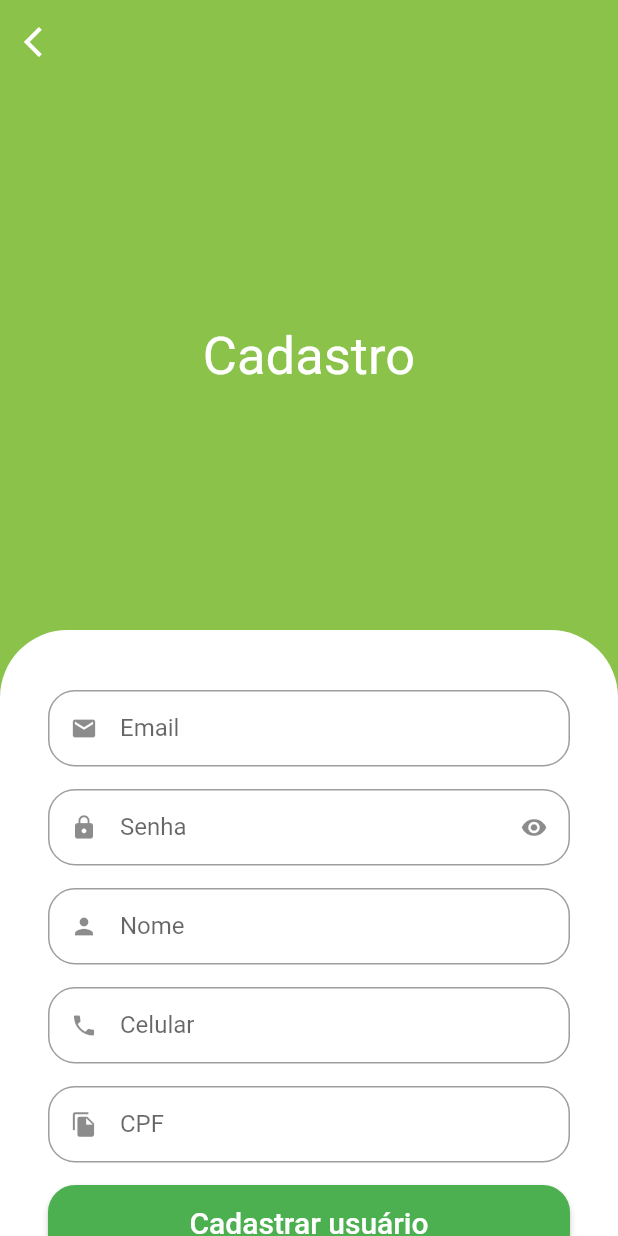
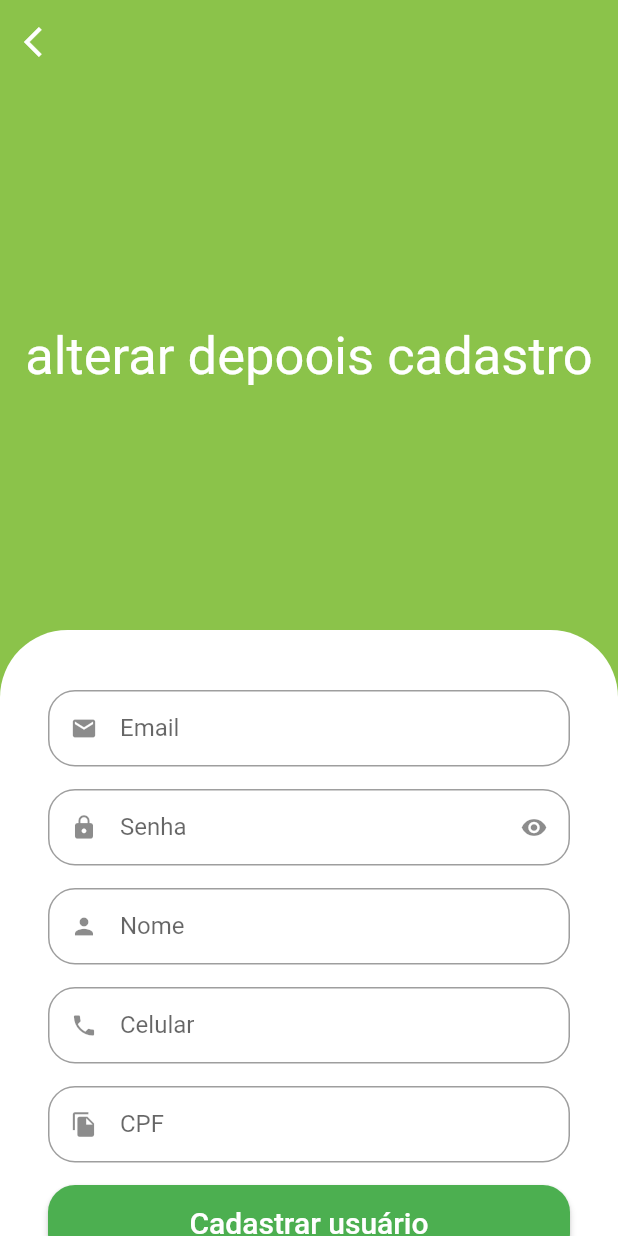
Before and after one commit to RodolfoBenevides/GreenGrocer, a Flutter app: the RegisterPage screen opened by its route, on a phone screen of 412 x 824 dp. Run offline on Flutter 3.47's test engine with Material 2 defaults, Android fonts, the phone set to English and light mode, and no system bars; our stand-ins replace animated_text_kit, badges, mask_text_input_formatter.

Commit message:
second commit

```diff
--- a/lib/src/pages/auth/base/base_screen.dart
+++ b/lib/src/pages/auth/base/base_screen.dart
@@ -21,7 +21,7 @@ class _BaseScreenState extends State<BaseScreen> {
         controller: pageController,
         children: [
           const HomeTab(),
-          Container(color: Colors.red),
+          Container(color: Colors.green),
           Container(color: Colors.blue),
           Container(color: Colors.yellow),
         ],
--- a/lib/src/pages/auth/register_page.dart
+++ b/lib/src/pages/auth/register_page.dart
@@ -39,7 +39,7 @@ class RegisterPage extends StatelessWidget {
               const Expanded(
                 child: Center(
                   child: Text(
-                    "Cadastro",
+                    "alterar depoois cadastro",
                     style: TextStyle(
                       color: Colors.white,
                       fontSize: 35,
```
